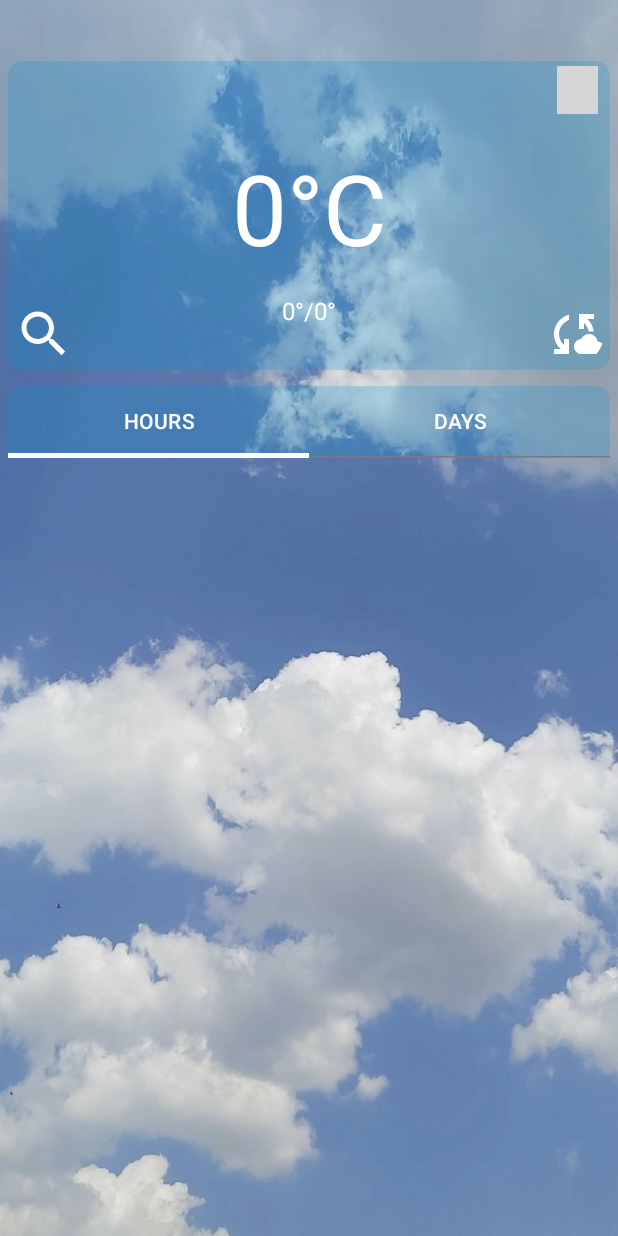
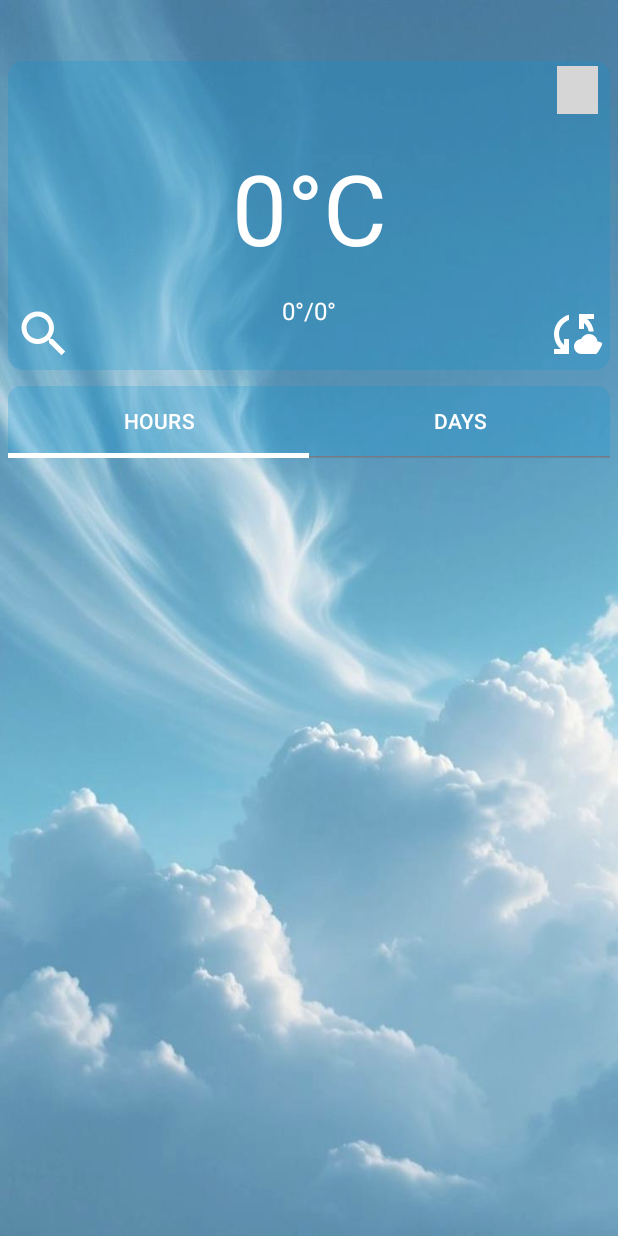
Before and after one commit to mahmed0404/weather-1, an Android app built with Jetpack Compose: the screen it shows after launch (MainActivity), on a phone screen of 412 x 824 dp. Run offline under Robolectric (Android 15) with nearby library versions, the phone set to English and light mode, and no system bars; our stand-ins replace Volley; network calls fail; pictures from the network do not load; grey boxes are pictures that could not be loaded.

```diff
--- a/app/src/main/java/com/example/weather/MainActivity.kt
+++ b/app/src/main/java/com/example/weather/MainActivity.kt
@@ -52,7 +52,7 @@ class MainActivity : ComponentActivity() {
                 }
                 getData("Bishkek", this, daysList, currentDay)
                 Image(
-                    painter = painterResource(id = R.drawable.blue_sky),
+                    painter = painterResource(id = R.drawable.ic_bg),
                     contentDescription = "main_bg",
                     modifier = Modifier
                         .fillMaxSize()
```
